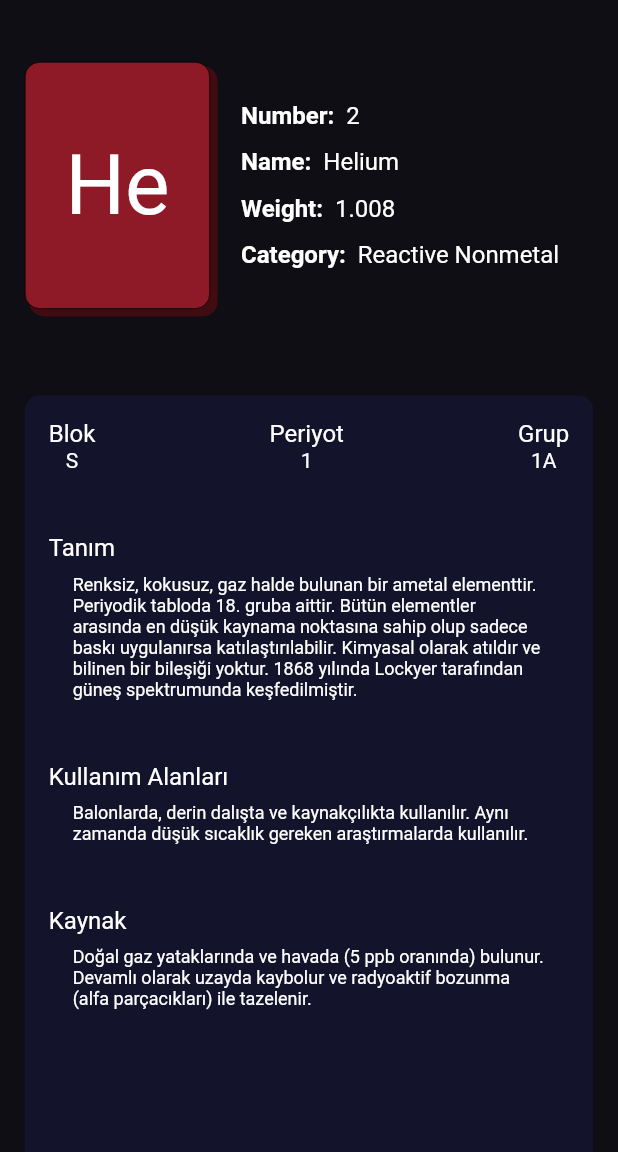
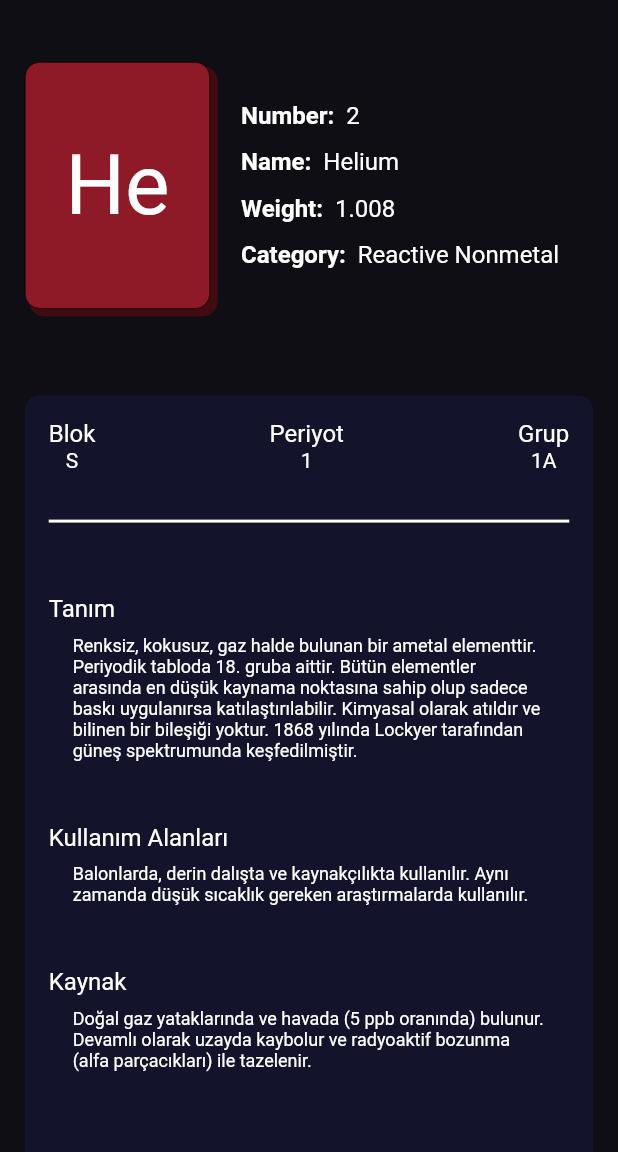
Before and after one commit to furkanagess/periodic_table_app, a Flutter app: the screen it shows after launch, after a tap on an icon or button, on a phone screen of 412 x 824 dp, the part 84-1236 px from its top. Run offline on Flutter 3.47's test engine with Material 2 defaults, Android fonts, the phone set to English and light mode, and no system bars; our stand-ins replace mobx; generated files the repository leaves out were written again.

Commit message:
colors fixed

```diff
--- a/lib/feature/detail/view/detail_view.dart
+++ b/lib/feature/detail/view/detail_view.dart
@@ -31,27 +31,20 @@ class DetailPageView extends StatelessWidget {
               child: Column(
                 children: [
                   SizedBox(height: context.dynamicHeight(0.03)),
-                  Row(
-                    children: [
-                      ElementSymbolContainer(
-                        title: "He",
-                        color: AppColors().red,
-                        shadowColor: AppColors().darkRed,
-                      ),
-                      SizedBox(width: context.dynamicWidth(0.05)),
-                      Column(
-                        crossAxisAlignment: CrossAxisAlignment.start,
-                        children: [
-                          ElementInfoRow(title: "Number:  ", value: "2"),
-                          ElementInfoRow(title: "Name:  ", value: "Helium"),
-                          ElementInfoRow(title: "Weight:  ", value: "1.008"),
-                          ElementInfoRow(title: "Category:  ", value: "Reactive Nonmetal"),
+                  symbolAndInfoRow(context),
+                  SizedBox(height: context.dynamicHeight(0.07)),
+                  elementInfoContainer(context),
                 ],
               ),
-                    ],
             ),
-                  SizedBox(height: context.dynamicHeight(0.07)),
-                  Container(
+          ),
+        ),
+      ),
+    );
+  }
+
+  Container elementInfoContainer(BuildContext context) {
+    return Container(
       height: context.dynamicHeight(0.7),
       decoration: BoxDecoration(
         borderRadius: BorderRadius.circular(10),
@@ -68,6 +61,11 @@ class DetailPageView extends StatelessWidget {
                 ElementDetailRowText(title: "Periyot", value: "1"),
                 ElementDetailRowText(title: "Grup", value: "1A"),
               ],
+            ),
+            SizedBox(height: context.dynamicHeight(0.03)),
+            Divider(
+              color: AppColors().white,
+              thickness: 2,
             ),
             SizedBox(height: context.dynamicHeight(0.05)),
             ElementInfoParagraph(
@@ -87,13 +85,28 @@ class DetailPageView extends StatelessWidget {
           ],
         ),
       ),
+    );
+  }
+
+  Row symbolAndInfoRow(BuildContext context) {
+    return Row(
+      children: [
+        ElementSymbolContainer(
+          title: "He",
+          color: AppColors().red,
+          shadowColor: AppColors().darkRed,
+        ),
+        SizedBox(width: context.dynamicWidth(0.05)),
+        Column(
+          crossAxisAlignment: CrossAxisAlignment.start,
+          children: [
+            ElementInfoRow(title: "Number:  ", value: "2"),
+            ElementInfoRow(title: "Name:  ", value: "Helium"),
+            ElementInfoRow(title: "Weight:  ", value: "1.008"),
+            ElementInfoRow(title: "Category:  ", value: "Reactive Nonmetal"),
+          ],
         ),
       ],
-              ),
-            ),
-          ),
-        ),
-      ),
     );
   }
 
--- a/lib/product/constants/color_constants.dart
+++ b/lib/product/constants/color_constants.dart
@@ -6,20 +6,20 @@ class AppColors {
   Color get popup => Color(0xff222231); // Color.fromARGB(255, 34, 34, 49);
 
   // Light Colors
-  Color get lightOrange => Color(0xfff5735f); // Color.fromARGB(255, 245, 115, 95);
+  Color get lightOrange => Color(0xff5499C7); // Color(0xfff5735f); Color.fromARGB(255, 245, 115, 95);
   Color get lightWhite => Color(0xffadadad); //  Color.fromARGB(255, 173, 173, 173),
 
   // Standart Colors
   Color get white => Color(0xffffffff); // Color.fromARGB(255, 255, 255, 255);
-  Color get grey => Color(0xff505050); // Color.fromARGB(255, 80, 80, 80);
+  Color get grey => Color(0xffD7BDE2); // Color(0xff505050); Color.fromARGB(255, 80, 80, 80);
   Color get blue => Color(0xff222231); // Color.fromARGB(255, 34, 34, 49);
   Color get background => Color(0xff0e0e14); // Color.fromARGB(255, 14, 14, 20);
   Color get turquoise => Color(0xff1a808e); // Color.fromARGB(255, 26, 128, 142);
-  Color get orange => Color(0xffde5100); // Color.fromARGB(255, 222, 81, 0);
-  Color get brown => Color(0xff433121); //Color.fromARGB(255, 67, 49, 33);
+  Color get orange => Color(0xffAED6F1); // Color(0xffde5100);  Color.fromARGB(255, 222, 81, 0);
+  Color get brown => Color(0xffF5B7B1); //Color(0xff433121); Color.fromARGB(255, 67, 49, 33);
   Color get red => Color(0xff8e1a28); // Color.fromARGB(255, 142, 26, 40);
-  Color get green => Color(0xff5d8c47); // Color.fromARGB(255, 93, 140, 71);
-  Color get pink => Color(0xffea489e); //Color.fromARGB(255, 234, 72, 158);
+  Color get green => Color(0xffF0B27A); // Color(0xff5d8c47);  Color.fromARGB(255, 93, 140, 71);
+  Color get pink => Color(0xffABEBC6); // Color(0xffea489e); Color.fromARGB(255, 234, 72, 158);
   Color get purple => Color(0xff6e4bf5); // Color.fromARGB(255, 110, 75, 245);
   Color get yellow => Color(0xffc5a85d); // Color.fromARGB(255, 197, 168, 93);
   Color get navyBlue => Color(0xff033d6d); //Color.fromARGB(255, 3, 61, 109);
```
Lines whose indentation alone changed are shown as unchanged.
